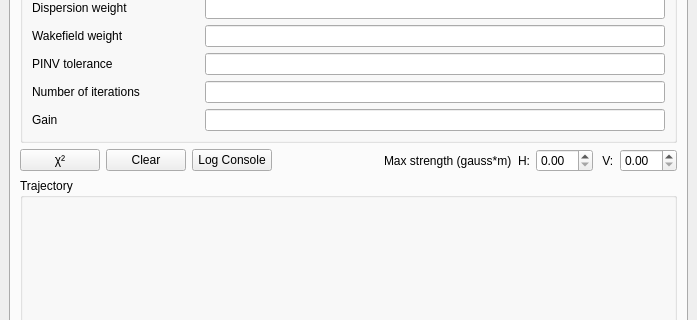
Qt form BBA_GUI.ui (wiktoria-malek/flight-simulator) before a commit; both pictures show x 0 to 697 and y 104 to 424 of the 697 by 853 pixel window.
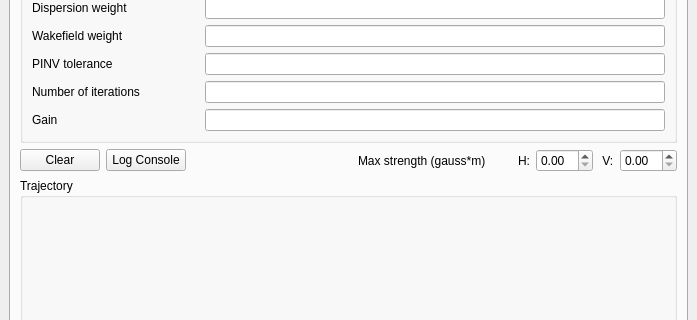
The same form after that commit. The open tabs and pages were chosen to show the change.

What changed in the file:
```diff
--- a/BBA_GUI.ui
+++ b/BBA_GUI.ui
@@ -617,19 +617,6 @@
           </item>
           <item>
            <layout class="QHBoxLayout" name="buttons_layout_2">
-            <item>
-             <widget class="QPushButton" name="popup_button">
-              <property name="sizePolicy">
-               <sizepolicy hsizetype="Fixed" vsizetype="Fixed">
-                <horstretch>0</horstretch>
-                <verstretch>0</verstretch>
-               </sizepolicy>
-              </property>
-              <property name="text">
-               <string>χ²</string>
-              </property>
-             </widget>
-            </item>
             <item>
              <widget class="QPushButton" name="clear_graphs_button">
               <property name="sizePolicy">
```
